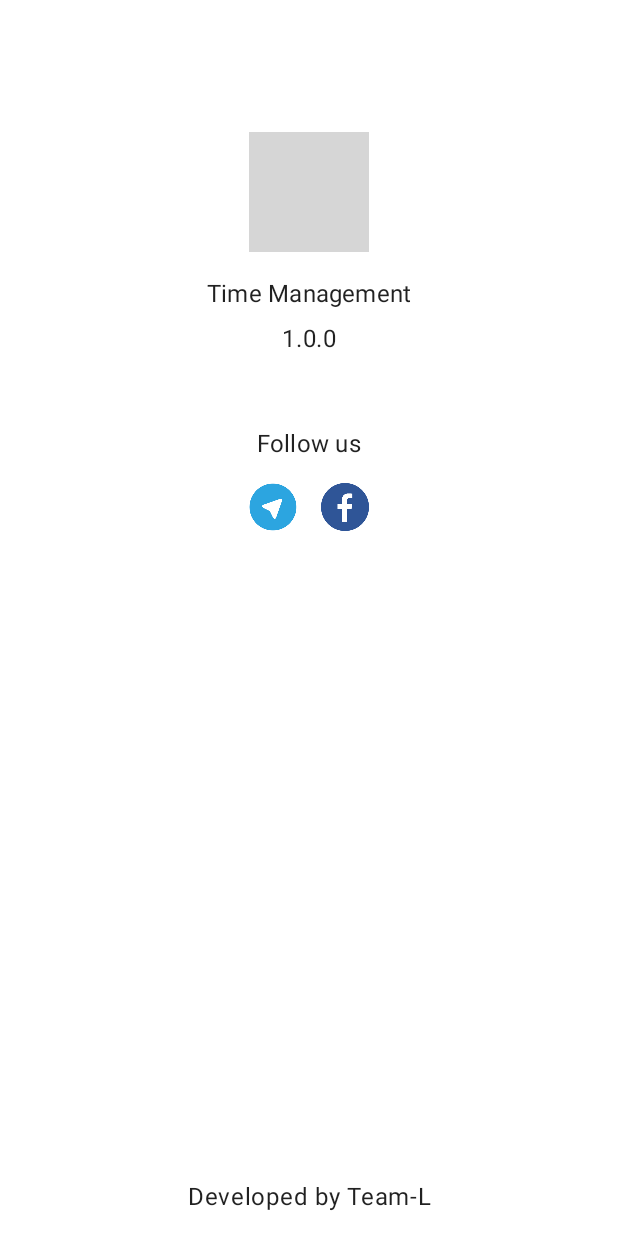
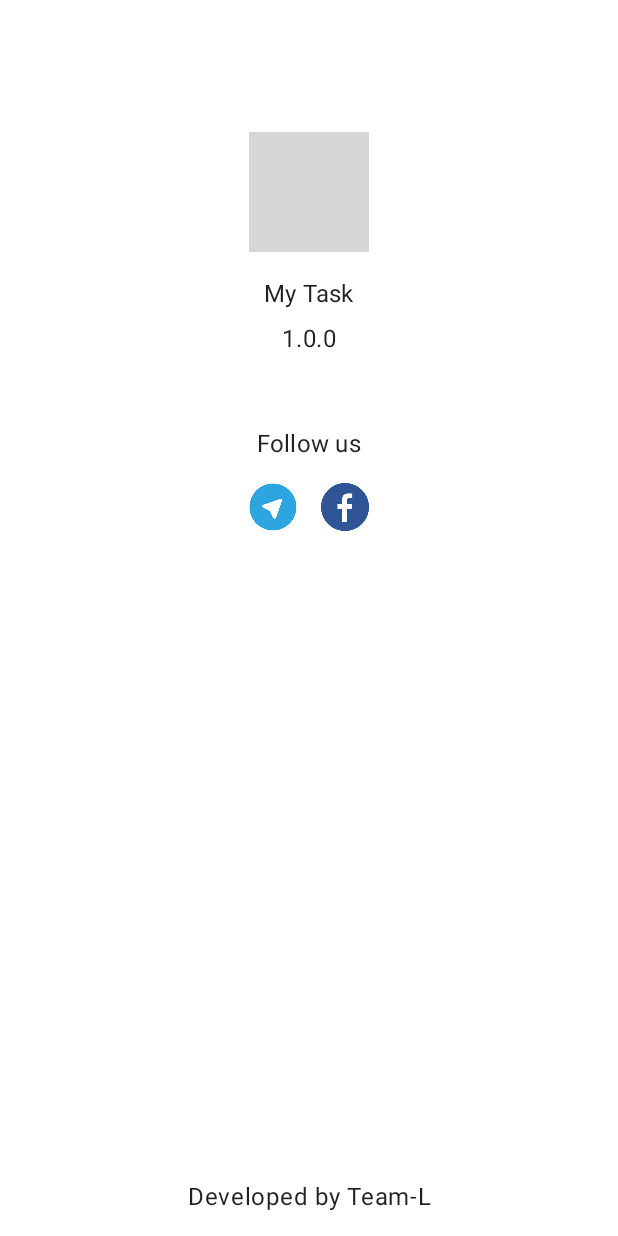
Before and after one commit to alihasan95/TimeManagment, an Android app: the layout fragment_about.xml on its own in the app's theme, with its tools: preview values and no code run, on a phone screen of 412 x 824 dp. Run offline under Robolectric (Android 15) with nearby library versions, the phone set to English and light mode, and no system bars; grey boxes are pictures that could not be loaded.

Commit message:
code review

```diff
--- a/app/src/main/AndroidManifest.xml
+++ b/app/src/main/AndroidManifest.xml
@@ -6,7 +6,7 @@
     <application
         android:allowBackup="true"
         android:name=".TaskApp"
-        android:icon="@mipmap/ic_launcher"
+        android:icon="@mipmap/ic_launcher_dark"
         android:label="@string/app_name"
         android:roundIcon="@mipmap/ic_launcher_round"
         android:supportsRtl="true"
--- a/app/src/main/res/layout/fragment_about.xml
+++ b/app/src/main/res/layout/fragment_about.xml
@@ -26,7 +26,6 @@
         <androidx.constraintlayout.widget.ConstraintLayout
             android:layout_width="match_parent"
             android:layout_height="wrap_content"
-            android:background="?android:attr/colorBackground"
             tools:context="com.teaml.prayer.ui.main.about.AboutFragment">
 
             <include
--- a/app/src/main/res/layout/fragment_home.xml
+++ b/app/src/main/res/layout/fragment_home.xml
@@ -38,8 +38,8 @@
             android:layout_width="match_parent"
             android:layout_height="wrap_content"
             android:layout_gravity="bottom"
+            android:theme="@style/ThemeOverlay.MaterialComponents.Dark.ActionBar"
             app:navigationIcon="@drawable/ic_menu_24dp"
-            android:theme="@style/ThemeOverlay.MaterialComponents.Dark.ActionBar"
             app:popupTheme="@style/ThemeOverlay.MaterialComponents.Light" />
 
         <com.google.android.material.button.MaterialButton
--- a/app/src/main/res/values-v21/themes.xml
+++ b/app/src/main/res/values-v21/themes.xml
@@ -3,5 +3,6 @@
 
     <style name="BottomSheetDialogTheme" parent="BaseBottomSheetDialog">
         <item name="android:statusBarColor">@android:color/transparent</item>
+        <item name="android:windowLightStatusBar">true</item>
     </style>
 </resources>
--- /dev/null
+++ b/app/src/main/res/values-v23/themes.xml
@@ -0,0 +1,8 @@
+<?xml version="1.0" encoding="utf-8"?>
+<resources>
+
+    <style name="AppTheme" parent="BaseTheme">
+        <item name="android:statusBarColor">@android:color/white</item>
+        <item name="android:windowLightStatusBar">true</item>
+    </style>
+</resources>
--- a/app/src/main/res/values/strings.xml
+++ b/app/src/main/res/values/strings.xml
@@ -1,5 +1,5 @@
 <resources>
-    <string name="app_name">Time Management</string>
+    <string name="app_name">My Task</string>
 
     <!-- TODO: Remove or change this placeholder text -->
     <string name="hello_blank_fragment">Hello blank fragment</string>
--- a/app/src/main/res/values/themes.xml
+++ b/app/src/main/res/values/themes.xml
@@ -6,6 +6,7 @@
         <item name="colorPrimary">@color/colorPrimary</item>
         <item name="colorPrimaryDark">@color/colorPrimaryDark</item>
         <item name="colorAccent">@color/colorAccent</item>
+        <item name="android:windowBackground">@android:color/white</item>
     </style>
 
     <style name="AppTheme" parent="BaseTheme" />
```
Also changed, not shown: app/src/main/java/com/teaml/timemanagment/ui/main/bottomsheet/BottomNavigationDrawerDialogFragment.kt (renamed from app/src/main/java/com/teaml/timemanagment/ui/main/homemenu/BottomNavigationViewDialogFragment.kt, +6 -6 lines), app/src/main/java/com/teaml/timemanagment/ui/main/home/HomeFragment.kt (+14 -31 lines), app/src/main/java/com/teaml/timemanagment/ui/main/home/HomeViewModel.kt (+12 -5 lines).
